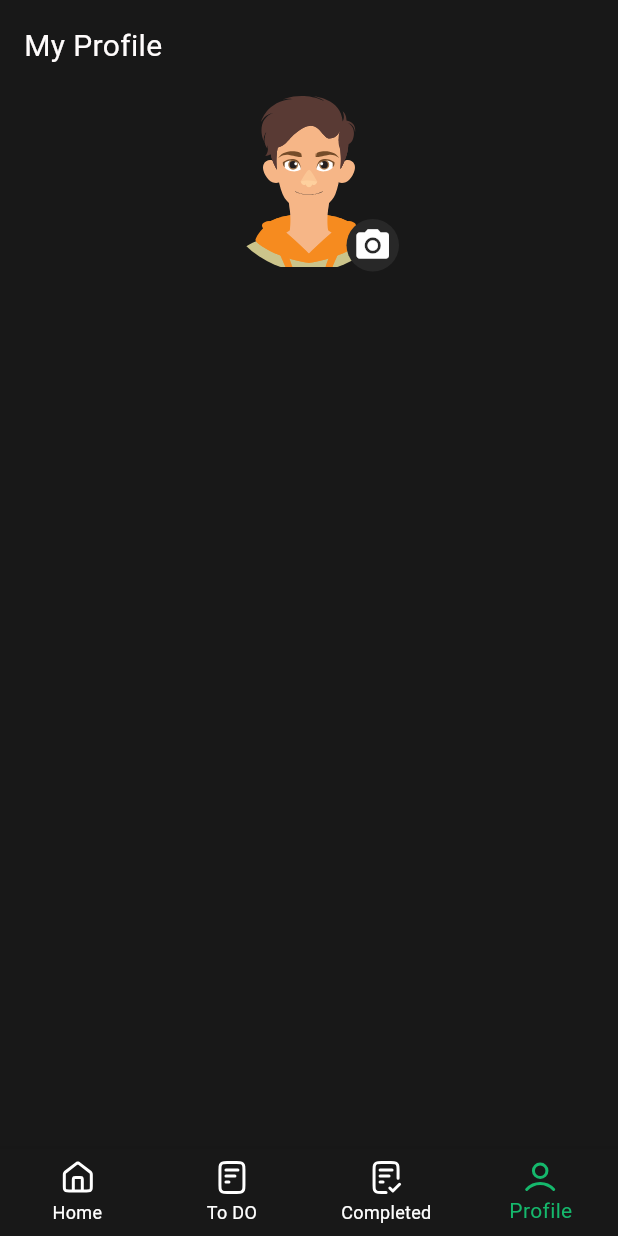
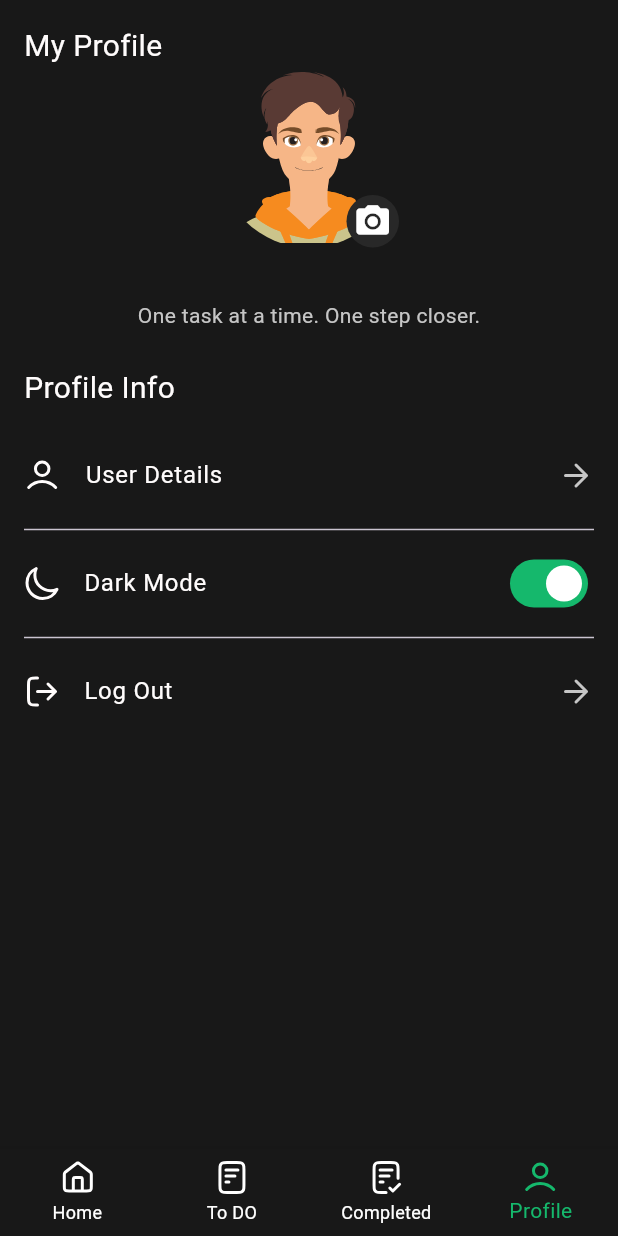
Before and after one commit to Marwan460/tasky, a Flutter app: the MainScreen screen opened directly, item 4 of the bottom bar chosen, on a phone screen of 412 x 824 dp. Run offline on Flutter 3.47's test engine with Material 3 defaults, Android fonts, the phone set to English and light mode, and no system bars; our stand-ins replace flutter_svg, shared_preferences; accounts and stored records are empty.

Commit message:
Finished profile screen ui.

```diff
--- a/lib/core/utils/app_style.dart
+++ b/lib/core/utils/app_style.dart
@@ -31,4 +31,10 @@ abstract class AppStyle {
     fontSize: 14,
     fontWeight: FontWeight.w500,
   );
+
+  static const TextStyle regular14 = TextStyle(
+    color: AppColors.grey2,
+    fontSize: 14,
+    fontWeight: FontWeight.w400,
+  );
 }
--- /dev/null
+++ b/lib/core/widgets/custom_list_tile.dart
@@ -0,0 +1,24 @@
+import 'package:flutter/material.dart';
+import 'package:flutter_svg/svg.dart';
+import 'package:tasky/core/utils/app_style.dart';
+
+import '../../res/assets_res.dart';
+import '../utils/app_colors.dart';
+
+class CustomListTile extends StatelessWidget {
+  final String leading;
+  final String title;
+  final Widget? trailing;
+
+  const CustomListTile({super.key, required this.leading, required this.title, this.trailing});
+
+  @override
+  Widget build(BuildContext context) {
+    return ListTile(
+      contentPadding: EdgeInsets.zero,
+      leading: SvgPicture.asset(leading, colorFilter: const ColorFilter.mode(AppColors.white2, BlendMode.srcIn),),
+      title: Text(title, style: AppStyle.regular16,),
+      trailing: trailing ?? SvgPicture.asset(AssetsRes.ARROW_ICON),
+    );
+  }
+}
--- a/lib/core/widgets/custom_switch.dart
+++ b/lib/core/widgets/custom_switch.dart
@@ -1,5 +1,4 @@
 import 'package:flutter/material.dart';
-import 'package:tasky/core/utils/app_colors.dart';
 
 class CustomSwitch extends StatelessWidget {
   final bool value;
@@ -12,7 +11,6 @@ class CustomSwitch extends StatelessWidget {
     return Switch(
       value: value,
       onChanged: onChanged,
-      activeTrackColor: AppColors.green,
     );
   }
 }
--- a/lib/main.dart
+++ b/lib/main.dart
@@ -36,6 +36,22 @@ class MyApp extends StatelessWidget {
           centerTitle: false,
           iconTheme: const IconThemeData(color: AppColors.white2),
         ),
+        switchTheme: SwitchThemeData(
+          trackColor: WidgetStateProperty.resolveWith((states) {
+            if(states.contains(WidgetState.selected)){
+              return AppColors.green;
+            }else{
+              return AppColors.white;
+            }
+          },),
+          thumbColor: WidgetStateProperty.resolveWith((states) {
+            if(states.contains(WidgetState.selected)){
+              return AppColors.white;
+            }else{
+              return AppColors.grey;
+            }
+          },),
+        ),
         useMaterial3: true,
       ),
       home: name == null ? const WelcomeScreen() : const MainScreen(),
--- a/lib/res/assets_res.dart
+++ b/lib/res/assets_res.dart
@@ -8,9 +8,12 @@ class AssetsRes {
 
   static const String PROJECT_NAME = 'tasky';
   static const String PROJECT_VERSION = '1.0.0+1';
+  static const String ARROW_ICON = 'assets/images/arrow_icon.svg';
   static const String AVATAR = 'assets/images/avatar.svg';
   static const String COMPLETE = 'assets/images/complete.svg';
+  static const String DARK_ICON = 'assets/images/dark_icon.svg';
   static const String HOME = 'assets/images/home.svg';
+  static const String LOG_OUT_ICON = 'assets/images/log_out_icon.svg';
   static const String LOGO = 'assets/images/logo.svg';
   static const String PROFILE = 'assets/images/profile.svg';
   static const String TO_DO = 'assets/images/to_do.svg';
--- a/lib/screens/add_task_screen.dart
+++ b/lib/screens/add_task_screen.dart
@@ -2,7 +2,6 @@ import 'dart:convert';
 
 import 'package:flutter/material.dart';
 import 'package:shared_preferences/shared_preferences.dart';
-import 'package:tasky/core/utils/app_colors.dart';
 import 'package:tasky/core/utils/app_style.dart';
 import 'package:tasky/core/widgets/custom_button.dart';
 import 'package:tasky/core/widgets/custom_text_form_field.dart';
--- a/lib/screens/profile_screen.dart
+++ b/lib/screens/profile_screen.dart
@@ -1,26 +1,96 @@
 import 'package:flutter/material.dart';
+import 'package:shared_preferences/shared_preferences.dart';
 import 'package:tasky/core/utils/app_style.dart';
+import 'package:tasky/core/widgets/custom_list_tile.dart';
+import 'package:tasky/core/widgets/custom_switch.dart';
 import '../core/widgets/custom_avatar.dart';
+import '../res/assets_res.dart';
 
-class ProfileScreen extends StatelessWidget {
+class ProfileScreen extends StatefulWidget {
   const ProfileScreen({super.key});
 
   @override
+  State<ProfileScreen> createState() => _ProfileScreenState();
+}
+
+class _ProfileScreenState extends State<ProfileScreen> {
+  late final String userName;
+  bool isLoading = true;
+  bool isDarkMode = true;
+
+  @override
+  void initState() {
+    super.initState();
+    loadUserName();
+  }
+
+  loadUserName() async {
+    final prefs = await SharedPreferences.getInstance();
+    userName = prefs.getString('name') ?? '';
+    setState(() {});
+    isLoading = false;
+  }
+
+  @override
   Widget build(BuildContext context) {
-    return Column(
+    return isLoading
+        ? const Center(
+            child: CircularProgressIndicator(),
+          )
+        : Padding(
+            padding: const EdgeInsets.all(16),
+            child: Column(
               crossAxisAlignment: CrossAxisAlignment.start,
               children: [
-        const Padding(
-          padding: EdgeInsets.all(16),
-          child: Text(
+                const Text(
                   'My Profile',
                   style: AppStyle.regular20,
                 ),
+                Center(
+                  child: Column(
+                    children: [
+                      const CustomAvatar(),
+                      const SizedBox(height: 6),
+                      Text(
+                        userName,
+                        style: AppStyle.regular20,
                       ),
-        Center(
-          child: CustomAvatar(),
-        )
+                      const Text(
+                        'One task at a time. One step closer.',
+                        style: AppStyle.regular14,
+                      ),
                     ],
+                  ),
+                ),
+                const SizedBox(height: 24),
+                const Text(
+                  'Profile Info',
+                  style: AppStyle.regular20,
+                ),
+                const SizedBox(height: 16),
+                const CustomListTile(
+                  leading: AssetsRes.PROFILE,
+                  title: 'User Details',
+                ),
+                const Divider(),
+                CustomListTile(
+                  leading: AssetsRes.DARK_ICON,
+                  title: 'Dark Mode',
+                  trailing: CustomSwitch(
+                      value: isDarkMode,
+                      onChanged: (value) {
+                        setState(() {
+                          isDarkMode = value;
+                        });
+                      }),
+                ),
+                const Divider(),
+                const CustomListTile(
+                  leading: AssetsRes.LOG_OUT_ICON,
+                  title: 'Log Out',
+                ),
+              ],
+            ),
           );
   }
 }
--- a/pubspec.yaml
+++ b/pubspec.yaml
@@ -91,9 +91,12 @@ flutter:
   # For details regarding fonts from package dependencies,
   # see https://flutter.dev/to/font-from-package
   assets:
+    - assets/images/arrow_icon.svg
     - assets/images/avatar.svg
     - assets/images/complete.svg
+    - assets/images/dark_icon.svg
     - assets/images/home.svg
+    - assets/images/log_out_icon.svg
     - assets/images/logo.svg
     - assets/images/profile.svg
     - assets/images/to_do.svg
```
Also changed, not shown: assets/images/arrow_icon.svg (added), assets/images/dark_icon.svg (added), assets/images/log_out_icon.svg (added). Lines whose indentation alone changed are shown as unchanged.
